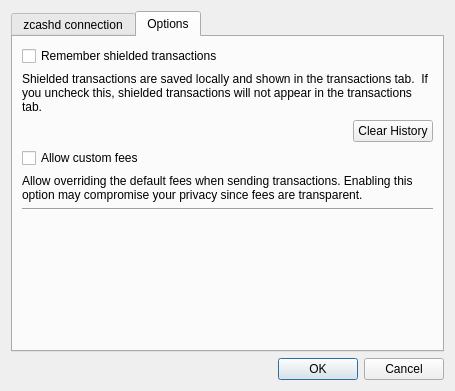
First picture: the form in src/settings.ui, repository z-bitcoinz/BitcoinZ_Blue, before the edit.
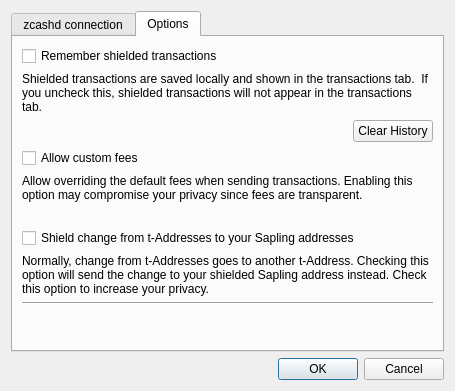
Second picture: the form after the edit.

Commit message: Auto shielding for t Addresses

Patch:
```diff
--- a/src/settings.ui
+++ b/src/settings.ui
@@ -176,7 +176,14 @@
          </property>
         </widget>
        </item>
-       <item row="6" column="0" colspan="2">
+       <item row="8" column="0" colspan="2">
+        <widget class="Line" name="line_2">
+         <property name="orientation">
+          <enum>Qt::Horizontal</enum>
+         </property>
+        </widget>
+       </item>
+       <item row="9" column="0" colspan="2">
         <spacer name="verticalSpacer_2">
          <property name="orientation">
           <enum>Qt::Vertical</enum>
@@ -189,13 +196,6 @@
          </property>
         </spacer>
        </item>
-       <item row="5" column="0" colspan="2">
-        <widget class="Line" name="line_2">
-         <property name="orientation">
-          <enum>Qt::Horizontal</enum>
-         </property>
-        </widget>
-       </item>
        <item row="3" column="0">
         <widget class="QCheckBox" name="chkCustomFees">
          <property name="text">
@@ -213,6 +213,30 @@
          </property>
         </widget>
        </item>
+       <item row="7" column="0" colspan="2">
+        <widget class="QLabel" name="label_7">
+         <property name="text">
+          <string>Normally, change from t-Addresses goes to another t-Address. Checking this option will send the change to your shielded Sapling address instead. Check this option to increase your privacy.</string>
+         </property>
+         <property name="wordWrap">
+          <bool>true</bool>
+         </property>
+        </widget>
+       </item>
+       <item row="6" column="0" colspan="2">
+        <widget class="QCheckBox" name="chkAutoShield">
+         <property name="text">
+          <string>Shield change from t-Addresses to your Sapling addresses</string>
+         </property>
+        </widget>
+       </item>
+       <item row="5" column="0">
+        <widget class="QLabel" name="label_8">
+         <property name="text">
+          <string/>
+         </property>
+        </widget>
+       </item>
       </layout>
      </widget>
     </widget>
```
Left out of the diff: 26 changed lines with no effect on the pictures. The commit also changes 6 other files.
